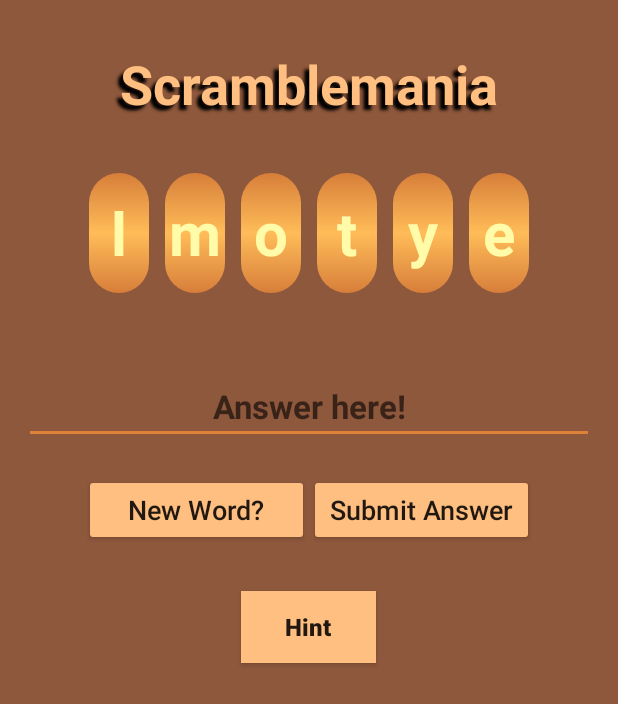
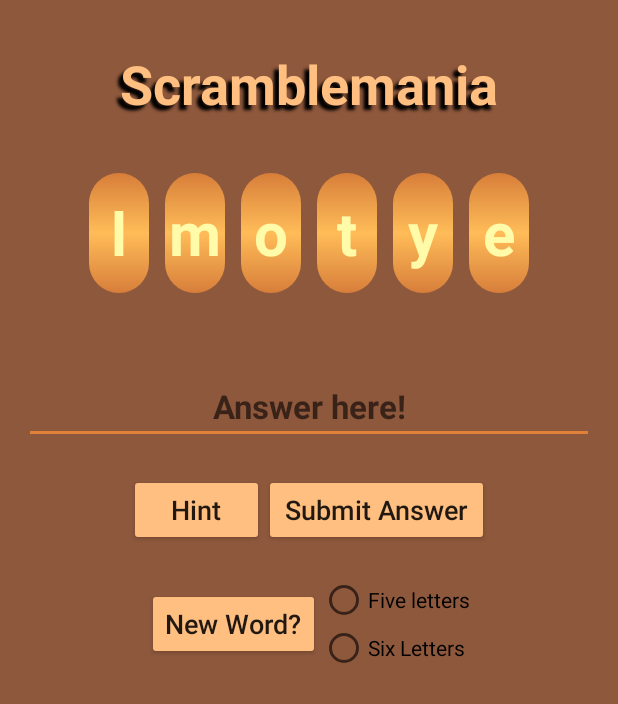
Before and after one commit to calford16/WordScramble, an Android app: the screen it shows after launch (MainActivity), on a phone screen of 412 x 824 dp. Shown: the top 704 px of the screen. Run offline under Robolectric (Android 15) with nearby library versions, the phone set to English and light mode, and no system bars; 1 statement that could not run was skipped.

```diff
--- a/app/src/main/java/edu/westga/wordscramble/Controller/WordController.java
+++ b/app/src/main/java/edu/westga/wordscramble/Controller/WordController.java
@@ -6,11 +6,15 @@ public class WordController {
     private Scrambler scrambler;
 
     public WordController() {
-        this.scrambler = new Scrambler();
+        this.scrambler = new Scrambler(true);
     }
 
-    public void newGame() {
-        this.scrambler = new Scrambler();
+    public void newFiveLetterGame() {
+        this.scrambler = new Scrambler(true);
+    }
+
+    public void newSixLetterGame() {
+        this.scrambler = new Scrambler(false);
     }
 
     public String getWord() {
--- a/app/src/main/java/edu/westga/wordscramble/Model/Scrambler.java
+++ b/app/src/main/java/edu/westga/wordscramble/Model/Scrambler.java
@@ -16,9 +16,8 @@ public class Scrambler {
      * Create a new Scrambler instance.  It will provide a random word and a
      * scrambled version of it
      */
-    public Scrambler() {
-
-        this.word = new Wordbank().getWord();
+    public Scrambler(boolean fiveLetter) {
+        this.word = new Wordbank().getWord(fiveLetter);
         this.scrambled = scrambleWord(this.word);
     }
 
--- a/app/src/main/java/edu/westga/wordscramble/Model/Wordbank.java
+++ b/app/src/main/java/edu/westga/wordscramble/Model/Wordbank.java
@@ -36,8 +36,22 @@ public class Wordbank {
         return this.dictionary.get(index);
     }
 
-    public String getWord(){
-        Random generator = new Random();
-        return this.dictionary.get(generator.nextInt(this.dictionary.size()));
+    public String getWord(boolean fiveLetter){
+        boolean correctLetterCount = false;
+        String word = "";
+        Random generator;
+        do {
+            generator = new Random();
+            word = this.dictionary.get(generator.nextInt(this.dictionary.size()));
+
+            if (fiveLetter && word.length() == 5) {
+                correctLetterCount = true;
+            }
+
+            if (!fiveLetter && word.length() == 6) {
+                correctLetterCount = true;
+            }
+        } while (correctLetterCount);
+        return word;
     }
 }
--- a/app/src/main/java/edu/westga/wordscramble/View/MainActivity.java
+++ b/app/src/main/java/edu/westga/wordscramble/View/MainActivity.java
@@ -10,6 +10,7 @@ import android.support.v7.widget.Toolbar;
 import android.view.View;
 import android.view.Menu;
 import android.view.MenuItem;
+import android.widget.RadioButton;
 import android.widget.TextView;
 import android.widget.Toast;
 
@@ -40,7 +41,13 @@ public class MainActivity extends AppCompatActivity {
     }
 
     public void newWordButtonAction(View view) {
-        this.controller.newGame();
+        RadioButton fiveLetterRadioButton = (RadioButton) findViewById(R.id.fiveLetterRadioButton);
+        if (fiveLetterRadioButton.isChecked()) {
+            this.controller.newFiveLetterGame();
+        } else {
+            this.controller.newSixLetterGame();
+        }
+
         this.clearLetterFragments();
         this.fragList = new ArrayList<WeakReference<Fragment>>();
         this.createLetterFragments(this.controller.getScrambled());
--- a/app/src/main/res/layout/content_main.xml
+++ b/app/src/main/res/layout/content_main.xml
@@ -62,7 +62,34 @@
         android:gravity="center">
 
         <Button
+            android:layout_width="90dp"
+            android:layout_height="wrap_content"
+            android:text="@string/string_hint"
+            android:textAllCaps="false"
+            android:backgroundTint="#FFBF80"
+            android:textSize="18sp"
+            android:onClick="hintButtonAction"/>
+
+        <Button
             android:layout_width="150dp"
+            android:layout_height="wrap_content"
+            android:text="Submit Answer"
+            android:textAllCaps="false"
+            android:backgroundTint="#FFBF80"
+            android:textSize="18sp"
+            android:onClick="submitAnswerButtonAction"/>
+
+    </LinearLayout>
+
+    <LinearLayout
+        android:layout_width="match_parent"
+        android:layout_height="wrap_content"
+        android:orientation="horizontal"
+        android:layout_marginTop="20dp"
+        android:gravity="center">
+
+        <Button
+            android:layout_width="wrap_content"
             android:layout_height="wrap_content"
             android:text="New Word?"
             android:textAllCaps="false"
@@ -70,27 +97,24 @@
             android:textSize="18dp"
             android:onClick="newWordButtonAction"/>
 
-        <Button
-            android:layout_width="150dp"
-            android:layout_height="wrap_content"
-            android:text="Submit Answer"
-            android:textAllCaps="false"
-            android:backgroundTint="#FFBF80"
-            android:textSize="18dp"
-            android:onClick="submitAnswerButtonAction"/>
+        <RadioGroup
+            android:layout_width="wrap_content"
+            android:layout_height="wrap_content">
+
+            <RadioButton
+                android:layout_width="wrap_content"
+                android:layout_height="wrap_content"
+                android:text="Five letters"
+                android:id="@+id/fiveLetterRadioButton" />
+
+            <RadioButton
+                android:layout_width="wrap_content"
+                android:layout_height="wrap_content"
+                android:text="Six Letters"
+                android:id="@+id/sixLetterRadioButton" />
+
+        </RadioGroup>
 
     </LinearLayout>
 
-    <Button
-        android:layout_width="90dp"
-        android:layout_height="wrap_content"
-        android:layout_marginTop="30dp"
-        android:text="@string/string_hint"
-        android:textAllCaps="false"
-        android:layout_gravity="center"
-        android:background="#FFBF80"
-        android:textSize="16sp"
-        android:textStyle="bold"
-        android:onClick="hintButtonAction"/>
-
 </LinearLayout>
```
